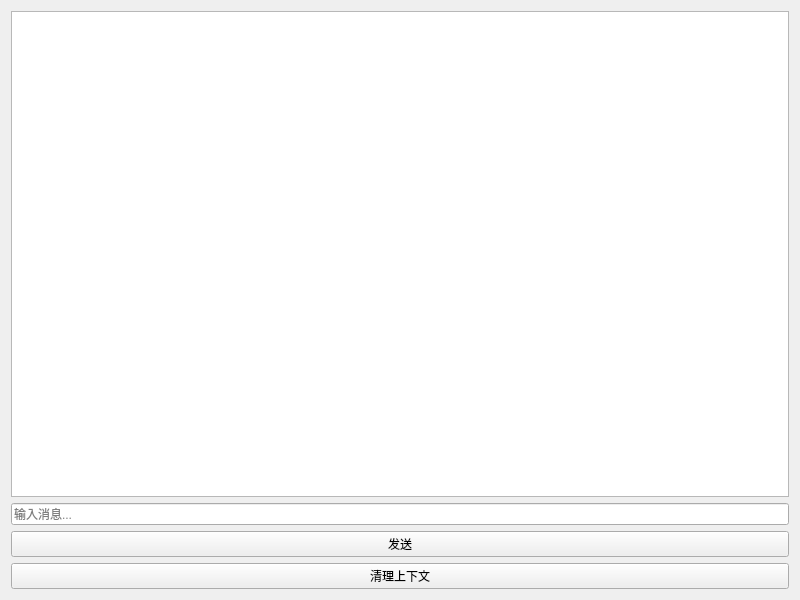
Old version of the form ui/chat_window.ui in the repository zhaoliangcn/freeAIAssist.
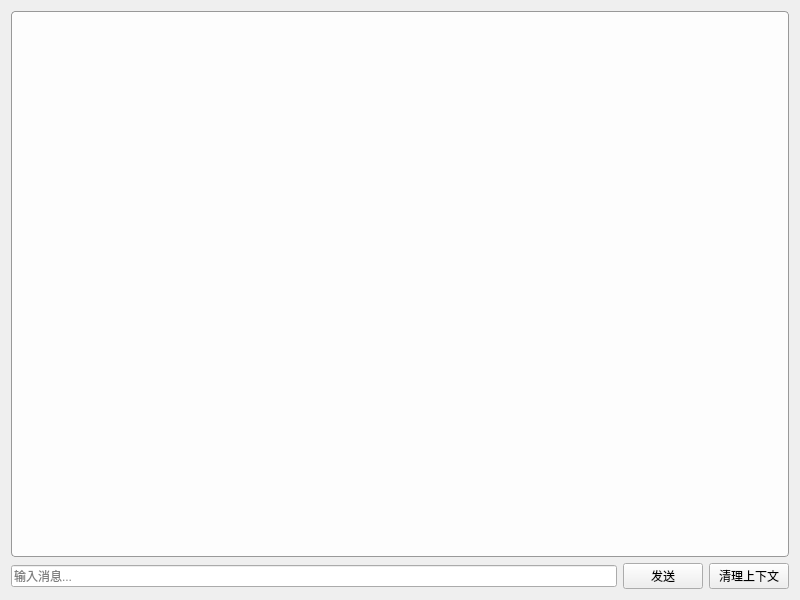
New version of the form. Icons and pictures are not drawn.

Diff of the .ui file:
```diff
--- a/ui/chat_window.ui
+++ b/ui/chat_window.ui
@@ -10,6 +10,24 @@
     <height>600</height>
    </rect>
   </property>
+  <property name="styleSheet">
+   <string notr="true">QMainWindow {
+    background-image: url(:/ui/images/background.png);
+    background-position: center;
+    background-repeat: no-repeat;
+    background-attachment: fixed;
+    background-color: #f0f0f0;
+}
+QTextEdit, QPlainTextEdit {
+    background-color: rgba(255, 255, 255, 220);
+    border: 1px solid #999;
+    border-radius: 4px;
+    padding: 4px;
+}
+QLabel {
+    color: #333333;
+}</string>
+  </property>
   <layout class="QVBoxLayout" name="verticalLayout">
    <item>
     <widget class="QTextBrowser" name="chatDisplay">
@@ -19,6 +37,8 @@
     </widget>
    </item>
    <item>
+    <layout class="QHBoxLayout" name="horizontalLayout">
+     <item>
     <widget class="QLineEdit" name="chatInput">
      <property name="placeholderText">
       <string>输入消息...</string>
@@ -38,6 +58,8 @@
       <string>清理上下文</string>
      </property>
     </widget>
+     </item>
+    </layout>
    </item>
   </layout>
  </widget>
```
Lines whose indentation alone changed are shown as unchanged.
